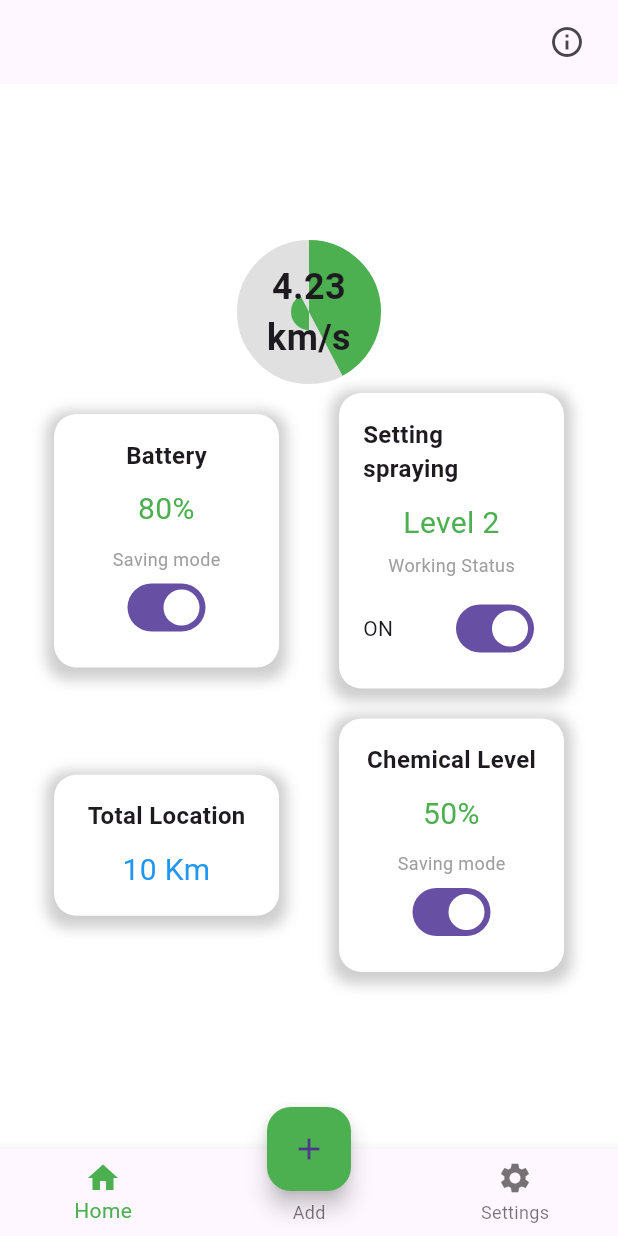
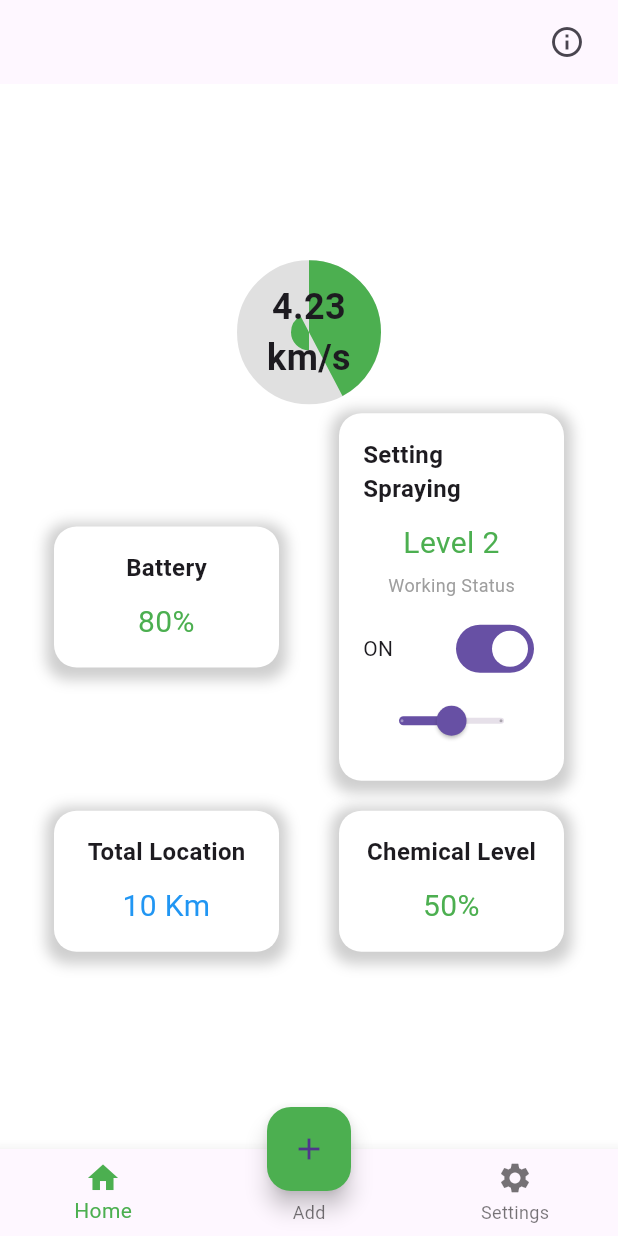
Before and after one commit to KITTISAK-D/chemicalsprayingchemicalspraying, a Flutter app: the DashboardPage screen opened directly, on a phone screen of 412 x 824 dp. Run offline on Flutter 3.47's test engine with Material 3 defaults, Android fonts, the phone set to English and light mode, and no system bars; our stand-ins replace auto_route, shared_preferences; accounts and stored records are empty.

Commit message:
update 5

```diff
--- a/lib/router/routes.dart
+++ b/lib/router/routes.dart
@@ -34,6 +34,10 @@ class AppRouter extends $AppRouter {
           path: '/createaccount',
           page: CreateAccountRoute.page,
         ),
+        CustomRoute(
+          path: '/nottification',
+          page: NottificationRoute.page,
+        ),
         /*
         CustomRoute(
             path: '/first',
--- a/lib/screen/home.dart
+++ b/lib/screen/home.dart
@@ -26,6 +26,7 @@ class _DashboardPageState extends State<DashboardPage> {
   bool savingMode = true;
   bool settingSpraying = true;
   bool chemicalSavingMode = true;
+  double sprayLevel = 2.0;
 
   @override
   Widget build(BuildContext context) {
@@ -77,9 +78,8 @@ class _DashboardPageState extends State<DashboardPage> {
                           title: 'Battery',
                           value: '80%',
                           color: Colors.green,
-                          hasToggle: true,
-                          toggleLabel: 'Saving mode',
-                          switchValue: savingMode,
+                          hasToggle: false,
+                          toggleLabel: ' ',
                           onSwitchChanged: (value) {
                             setState(() {
                               savingMode = value;
@@ -87,11 +87,13 @@ class _DashboardPageState extends State<DashboardPage> {
                           },
                         ),
                         InfoCard(
-                          title: 'Setting spraying',
-                          value: 'Level 2',
+                          title: 'Setting Spraying',
+                          value: 'Level ${sprayLevel.toInt()}',
                           color: Colors.green,
                           hasToggle: false,
-                          additionalInfo: Row(
+                          additionalInfo: Column(
+                            children: [
+                              Row(
                                 mainAxisAlignment: MainAxisAlignment.spaceBetween,
                                 children: [
                                   Text('ON'),
@@ -100,6 +102,20 @@ class _DashboardPageState extends State<DashboardPage> {
                                     onChanged: (bool value) {
                                       setState(() {
                                         settingSpraying = value;
+                                      });
+                                    },
+                                  ),
+                                ],
+                              ),
+                              Slider(
+                                value: sprayLevel,
+                                min: 1,
+                                max: 3,
+                                divisions: 2,
+                                label: sprayLevel.toInt().toString(),
+                                onChanged: (double value) {
+                                  setState(() {
+                                    sprayLevel = value;
                                   });
                                 },
                               ),
@@ -118,14 +134,13 @@ class _DashboardPageState extends State<DashboardPage> {
                           value: '10 Km',
                           color: Colors.blue,
                           hasToggle: false,
-                          toggleLabel: 'Check Location',
                         ),
                         InfoCard(
                           title: 'Chemical Level',
                           value: '50%',
                           color: Colors.green,
-                          hasToggle: true,
-                          toggleLabel: 'Saving mode',
+                          hasToggle: false,
+                          toggleLabel: ' ',
                           switchValue: chemicalSavingMode,
                           onSwitchChanged: (value) {
                             setState(() {
@@ -159,15 +174,12 @@ class _DashboardPageState extends State<DashboardPage> {
         ],
         selectedItemColor: Colors.green,
       ),
-
-
       floatingActionButton: FloatingActionButton(
         onPressed: () {
           context.router.replaceNamed('/addprofile');
         },
         child: Icon(Icons.add),
         backgroundColor: Colors.green,
-
       ),
       floatingActionButtonLocation: FloatingActionButtonLocation.centerDocked,
     );
```
Also changed, not shown: lib/screen/nottification.dart (added, +107 -0 lines), lib/router/routes.gr.dart. Lines whose indentation alone changed are shown as unchanged.
